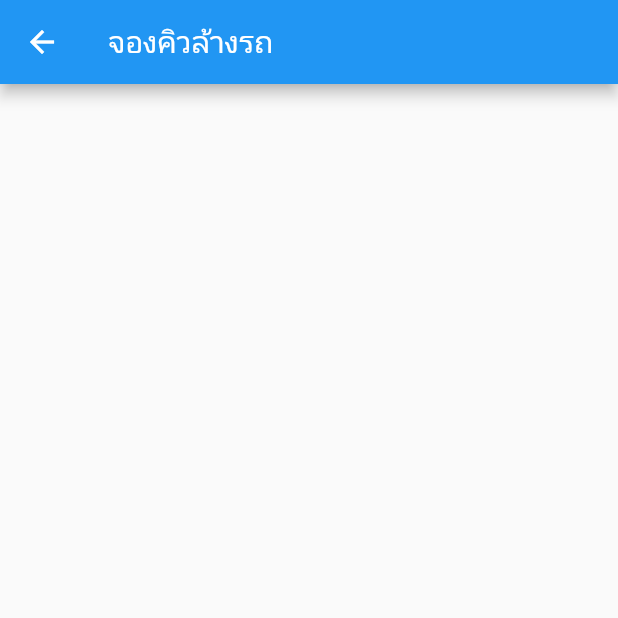
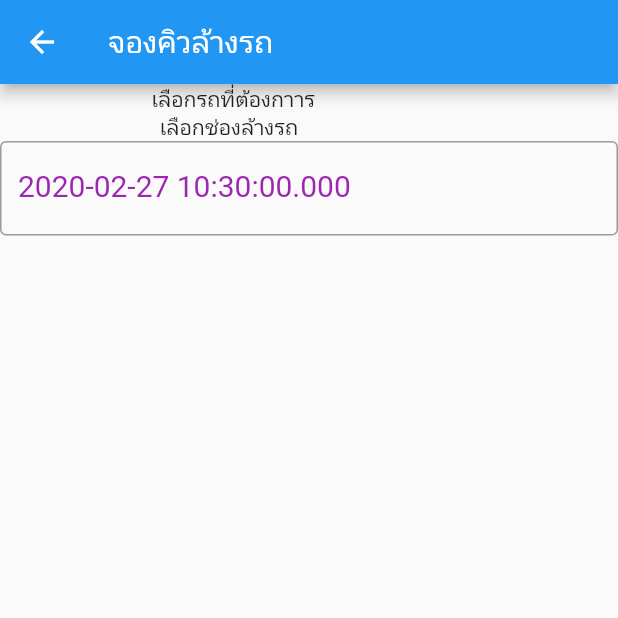
Before and after one commit to oxmanee/carcare_app, a Flutter app: the ReservePage screen opened directly, on a phone screen of 412 x 824 dp, the top half of it. Run offline on Flutter 3.47's test engine with Material 2 defaults, Android fonts, the phone set to English and light mode, and no system bars; our stand-ins replace carousel_slider, shared_preferences; accounts and stored records are empty; network calls fail.

Commit message:
update reservation

```diff
--- /dev/null
+++ b/lib/models/CarWashModel.dart
@@ -0,0 +1,47 @@
+import 'dart:convert';
+
+CarWashModel carModelFromJson(String str) => CarWashModel.fromJson(json.decode(str));
+
+String carModelToJson(CarWashModel data) => json.encode(data.toJson());
+
+class CarWashModel {
+  bool result;
+  List<CarWash> data;
+
+  CarWashModel({
+    this.result,
+    this.data,
+  });
+
+  factory CarWashModel.fromJson(Map<String, dynamic> json) => CarWashModel(
+    result: json["result"],
+    data: List<CarWash>.from(
+        json["data"].map((x) => CarWash.fromJson(x))),
+  );
+  Map<String, dynamic> toJson() => {
+    "result": result,
+    "data": List<dynamic>.from(data.map((x) => x.toJson())),
+  };
+}
+
+class CarWash {
+  int carWashId;
+  String carWashName;
+  int employeeId;
+
+  CarWash(
+      {this.carWashId,
+        this.carWashName,
+        this.employeeId});
+
+  factory CarWash.fromJson(Map<String, dynamic> json) => CarWash(
+      carWashId: json["car_wash_id"],
+      carWashName: json["car_wash_name"],
+      employeeId: json["employee_id"]);
+
+  Map<String, dynamic> toJson() => {
+    "car_wash_id": carWashId,
+    "car_wash_name": carWashName,
+    "employee_id": employeeId,
+  };
+}
--- /dev/null
+++ b/lib/models/CleanServiceCheckBox.dart
@@ -0,0 +1,11 @@
+class CleanServiceCheckBox {
+  CleanServiceCheckBox(this.value, this.name, this.isCheck);
+
+  int value;
+  String name;
+  bool isCheck;
+
+  getValue() {
+    return this.value;
+  }
+}
--- a/lib/pages/reservation/reservation.dart
+++ b/lib/pages/reservation/reservation.dart
@@ -3,14 +3,22 @@ import 'dart:convert';
 
 import 'package:booking_carcare_app/helpers/manageToken.dart';
 import 'package:booking_carcare_app/models/CarModel.dart';
+import 'package:booking_carcare_app/models/CarWashModel.dart';
+import 'package:booking_carcare_app/models/CleanServiceCheckBox.dart';
 import 'package:booking_carcare_app/models/CleanServiceModel.dart';
 import 'package:booking_carcare_app/pages/reservation/CheckBoxCleanService.dart';
 import 'package:booking_carcare_app/pages/reservation/DropDownCar.dart';
+import 'package:booking_carcare_app/pages/reservation/DropdownWashCar.dart';
 import 'package:flutter/cupertino.dart';
 import 'package:flutter/material.dart';
 import 'package:http/http.dart' as http;
 
 class ReservePage extends StatefulWidget {
+  final List<CleanServiceCheckBox> checkBoxList =
+      new List<CleanServiceCheckBox>();
+  Item data;
+
+  ReservePage({Key key, this.data});
 
   @override
   State<StatefulWidget> createState() {
@@ -31,12 +39,11 @@ class Item {
   }
 }
 
-class CleanService {
-  CleanService(this.value, this.name, this.isCheck);
+class CarWashDropdown {
+  const CarWashDropdown(this.value, this.name);
 
-  int value;
-  String name;
-  bool isCheck;
+  final int value;
+  final String name;
 
   getValue() {
     return this.value;
@@ -44,9 +51,8 @@ class CleanService {
 }
 
 class _ReserveState extends State<ReservePage> {
-
   List<Item> carList = List<Item>();
-  List<CleanService> checkBoxList = new List<CleanService>();
+  List<CarWashDropdown> carWashList = List<CarWashDropdown>();
   var seleteItem;
 
   Future<List<Item>> _getCar() async {
@@ -54,7 +60,7 @@ class _ReserveState extends State<ReservePage> {
     var _bearerToken = await _token.readToken();
     var id = await _token.readId();
     http.Response response = await http.get(
-        'http://157.179.133.86:3000/app/getDetailCarByMember/${id}',
+        'http://192.168.1.134:3000/app/getDetailCarByMember/${id}',
         headers: {'Authorization': _bearerToken});
     var res = json.decode(response.body);
     var data = CarModel.fromJson(res);
@@ -71,57 +77,125 @@ class _ReserveState extends State<ReservePage> {
     return carList;
   }
 
-  Future<List<CleanService>> _getCleanService() async {
+  Future<List<CleanServiceCheckBox>> _getCleanService() async {
     var _token = manageToken();
     var _bearerToken = await _token.readToken();
+    var typeCar = widget.data.typeCar;
     http.Response response = await http.get(
-        'http://157.179.133.86:3000/app/getCleanServiceByTypeCar/1',
+        'http://192.168.1.134:3000/app/getCleanServiceByTypeCar/${typeCar}',
         headers: {'Authorization': _bearerToken});
     var res = json.decode(response.body);
     var data = CleanServiceModel.fromJson(res);
     for (int i = 0; i < data.data.length; i++) {
-      checkBoxList.add(CleanService(data.data[i].cleanServiceDetailId , data.data[i].serviceName , true));
+      widget.checkBoxList.add(CleanServiceCheckBox(
+          data.data[i].cleanServiceDetailId, data.data[i].serviceName, false));
     }
-    return checkBoxList;
+    return widget.checkBoxList;
   }
 
+  Future<List<CarWashDropdown>> _getWashCar() async {
+    var _token = manageToken();
+    var _bearerToken = await _token.readToken();
+    http.Response response = await http.get(
+        'http://192.168.1.134:3000/app/getAllCar_wash',
+        headers: {'Authorization': _bearerToken});
+    var res = json.decode(response.body);
+    var data = CarWashModel.fromJson(res);
+    for (int i = 0; i < data.data.length; i++) {
+      carWashList.add(
+          CarWashDropdown(data.data[i].carWashId, data.data[i].carWashName));
+    }
+    return carWashList;
+  }
+  var now = new DateTime.now();
   @override
   Widget build(BuildContext context) {
+
     return new Scaffold(
-      appBar: new AppBar(
-        title: new Text('จองคิวล้างรถ')
-      ),
+      appBar: new AppBar(title: new Text('จองคิวล้างรถ')),
       body: new Center(
         child: new Column(
           children: <Widget>[
             new Container(
-                child : new FutureBuilder(
+              child: Row(
+                mainAxisAlignment: MainAxisAlignment.spaceEvenly,
+                children: <Widget>[
+                  Text("เลือกรถที่ต้องกาาร"),
+                  new Container(
+                      child: new FutureBuilder(
                           future: _getCar(),
-                    builder: (BuildContext context, AsyncSnapshot snapshot) {
+                          builder:
+                              (BuildContext context, AsyncSnapshot snapshot) {
                             if (snapshot.hasData) {
                               return DropdownScreen(carList: snapshot.data);
                             } else {
                               return Container();
                             }
-                    }
-                )
+                          })),
+                ],
               ),
-            new Container(
-                child : new FutureBuilder(
+            ),
+            widget.data != null
+                ? new Container(
+                    child: new FutureBuilder(
                         future: _getCleanService(),
-                    builder: (BuildContext context, AsyncSnapshot snapshot) {
+                        builder:
+                            (BuildContext context, AsyncSnapshot snapshot) {
                           if (snapshot.hasData) {
-                        return new Expanded(
+                            return new Container(
+                                 height: 200,
                                 child: new ListView(
-                              padding: new EdgeInsets.symmetric(vertical: 8.0),
-                              children: snapshot.data.map((checkbox) {
-                                return new CheckBoxCleanService(checkbox: checkbox);
+                              padding: new EdgeInsets.symmetric(vertical: 2.0),
+                              children: widget.checkBoxList.map((checkbox) {
+                                return CheckBoxCleanService(checkbox: checkbox);
                               }).toList(),
                             ));
                           } else {
                             return Container();
                           }
+                        }))
+                : Container(),
+            new Container(
+              child: Row(
+                mainAxisAlignment: MainAxisAlignment.spaceEvenly,
+                children: <Widget>[
+                  Text("เลือกช่องล้างรถ"),
+                  new Container(
+                      child: new FutureBuilder(
+                          future: _getWashCar(),
+                          builder:
+                              (BuildContext context, AsyncSnapshot snapshot) {
+                            if (snapshot.hasData) {
+                              return DropdownWashCar(
+                                  carWashList: snapshot.data);
+                            } else {
+                              return Container();
                             }
+                          })),
+                ],
+              ),
+            ),
+            new Container(
+                    child: TextFormField(
+                      // autofocus: true,
+                      keyboardType: TextInputType.text,
+                      decoration: InputDecoration(
+                        border: OutlineInputBorder(),
+                        labelText: now.toString(),
+                        labelStyle: TextStyle(
+                          color: Colors.purple,
+                          fontWeight: FontWeight.w400,
+                          fontSize: 20,
+                        ),
+                      ),
+                      style: TextStyle(fontSize: 20, color: Colors.deepPurple),
+                    ),
+            ),
+            new Container(
+              child : Column(
+                children: <Widget>[
+                  //_queue()
+                ],
               )
             )
           ],
@@ -129,4 +203,16 @@ class _ReserveState extends State<ReservePage> {
       ),
     );
   }
+//  Widget _queue(){
+//    return ListView.builder(
+//      itemCount: _timeList.length,
+//      itemBuilder: (context, index) {
+//        return Card( //                           <-- Card widget
+//          child: ListTile(
+//              title: Text(_timeList[index])
+//          ),
+//        );
+//      },
+//    );
+//  }
 }
```
Also changed, not shown: lib/pages/reservation/CheckBoxCleanService.dart (+4 -5 lines), lib/pages/reservation/DropDownCar.dart (+7 -54 lines), lib/pages/reservation/DropdownWashCar.dart (added, +63 -0 lines). Lines whose indentation alone changed are shown as unchanged.
